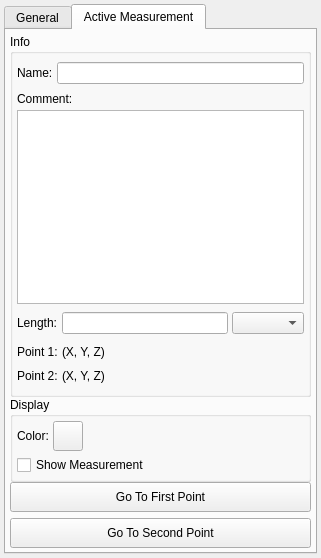
The window that src/Interface/ToolInterface/MeasurementToolInterface.ui (SCIInstitute/Seg3D) describes before a commit, drawn with Qt 5.
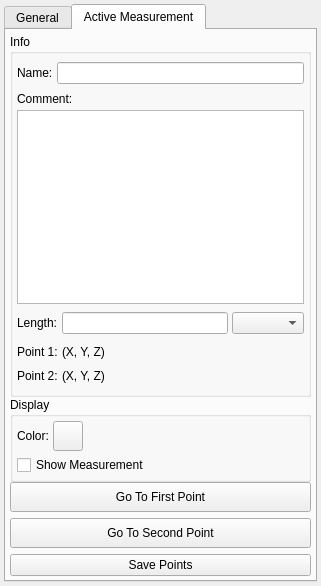
The same window after the commit. The open tabs and pages were chosen to show the change. Custom widgets are drawn as their Qt base class.

Commit message: Save Points Button

Patch:
```diff
--- a/src/Interface/ToolInterface/MeasurementToolInterface.ui
+++ b/src/Interface/ToolInterface/MeasurementToolInterface.ui
@@ -7,7 +7,7 @@
     <x>0</x>
     <y>0</y>
     <width>321</width>
-    <height>549</height>
+    <height>573</height>
    </rect>
   </property>
   <property name="sizePolicy">
@@ -1014,9 +1014,6 @@
                 </sizepolicy>
                </property>
                <layout class="QVBoxLayout" name="verticalLayout_13">
-                <property name="spacing">
-                 <number>6</number>
-                </property>
                 <property name="margin">
                  <number>0</number>
                 </property>
@@ -1058,6 +1055,13 @@
                   </property>
                  </widget>
                 </item>
+                <item>
+                 <widget class="QPushButton" name="savePoints">
+                  <property name="text">
+                   <string>Save Points</string>
+                  </property>
+                 </widget>
+                </item>
                </layout>
               </widget>
              </item>
```
Left out of the diff: 5 changed lines with no effect on the pictures.
